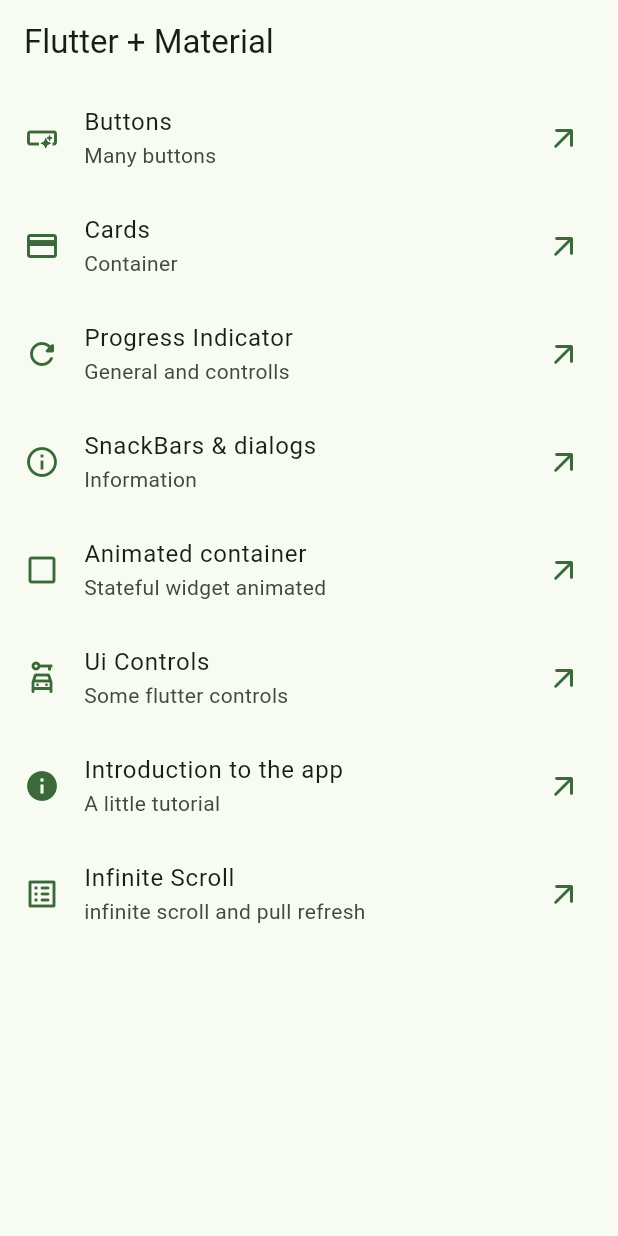
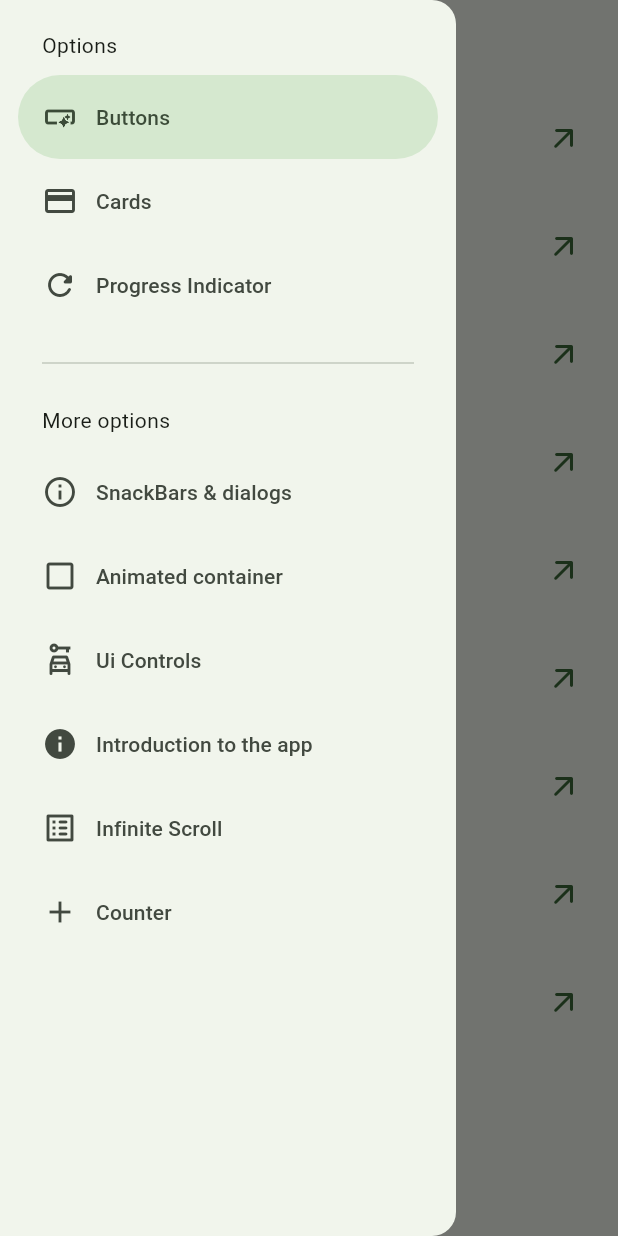
Before and after one commit to Fernando-uif/widgets-flutter, a Flutter app: the screen it shows after launch, with the side drawer open (before the commit the screen has no drawer), on a phone screen of 412 x 824 dp. Run offline on Flutter 3.47's test engine with Material 3 defaults, Android fonts, the phone set to English and light mode, and no system bars; our stand-ins replace animate_do, go_router.

Commit message:
add the counter riverpod

```diff
--- a/lib/config/menu/menu_items.dart
+++ b/lib/config/menu/menu_items.dart
@@ -54,4 +54,9 @@ const appMenuItems = <MenuItem>[
       subTitle: 'infinite scroll and pull refresh',
       link: '/infinite',
       icon: Icons.list_alt_rounded),
+  MenuItem(
+      title: 'Counter',
+      subTitle: 'Add a value',
+      link: '/counter',
+      icon: Icons.add),
 ];
--- a/lib/config/router/app_router.dart
+++ b/lib/config/router/app_router.dart
@@ -1,4 +1,5 @@
 import 'package:go_router/go_router.dart';
+import 'package:widgets_app/presentation/screens/counter/counter_screen.dart';
 import 'package:widgets_app/presentation/screens/screens.dart';
 
 // GoRouter configuration
@@ -50,5 +51,10 @@ final appRouter = GoRouter(
       name: InfiniteScroll.name,
       builder: (context, state) => const InfiniteScroll(),
     ),
+    GoRoute(
+      path: '/counter',
+      name: Counter.name,
+      builder: (context, state) =>  Counter(),
+    ),
   ],
 );
--- /dev/null
+++ b/lib/presentation/screens/counter/counter_screen.dart
@@ -0,0 +1,26 @@
+import 'package:flutter/material.dart';
+
+class Counter extends StatelessWidget {
+  static const name = 'counter_screen';
+
+  Counter({super.key});
+
+  final int counter = 0;
+
+  @override
+  Widget build(BuildContext context) {
+    return Scaffold(
+      appBar: AppBar(
+        title: const Text('Counter'),
+      ),
+      body: const Center(
+        child: Text(
+          'Valor: 10',
+          style:  TextStyle(fontSize: 22),
+        ),
+      ),
+      floatingActionButton: FloatingActionButton(
+          child: const Icon(Icons.add), onPressed: () => {}),
+    );
+  }
+}
--- a/lib/presentation/screens/home/home_screen.dart
+++ b/lib/presentation/screens/home/home_screen.dart
@@ -1,7 +1,8 @@
 import 'package:flutter/material.dart';
 import 'package:go_router/go_router.dart';
 import 'package:widgets_app/config/menu/menu_items.dart';
-import 'package:widgets_app/presentation/screens/cards/card_screen.dart';
+
+import 'package:widgets_app/presentation/widgets/side_menu.dart';
 
 class HomeScreen extends StatelessWidget {
   static const String name = 'home_screen';
@@ -10,11 +11,14 @@ class HomeScreen extends StatelessWidget {
 
   @override
   Widget build(BuildContext context) {
+    final scaffolKey = GlobalKey<ScaffoldState>();
     return Scaffold(
+      key: scaffolKey,
       appBar: AppBar(
         title: const Text('Flutter + Material'),
       ),
       body: const _HomeView(),
+      drawer: SideMenu(scaffolKey),
     );
   }
 }
--- a/lib/presentation/screens/screens.dart
+++ b/lib/presentation/screens/screens.dart
@@ -1,3 +1,4 @@
+export 'package:widgets_app/presentation/screens/counter/counter_screen.dart';
 
 export 'package:widgets_app/presentation/screens/animated/animated_screen.dart';
 export 'package:widgets_app/presentation/screens/app_tutorial/app_tutorial_screen.dart';
--- /dev/null
+++ b/lib/presentation/widgets/side_menu.dart
@@ -0,0 +1,54 @@
+import 'package:flutter/material.dart';
+import 'package:go_router/go_router.dart';
+import 'package:widgets_app/config/menu/menu_items.dart';
+
+class SideMenu extends StatefulWidget {
+  final GlobalKey<ScaffoldState> scaffoldKey;
+  const SideMenu(this.scaffoldKey);
+
+  @override
+  State<SideMenu> createState() => _SideMenuState();
+}
+
+class _SideMenuState extends State<SideMenu> {
+  int navDrawerIndex = 0;
+
+  @override
+  Widget build(BuildContext context) {
+    // Saber la distancia del top
+    final hasNotch = MediaQuery.of(context).viewPadding.top > 35;
+    // if (Platform.isAndroid) {
+    //   print('Andros $hasNotch');
+    // } else {
+    //   print('IOs $hasNotch');
+    // }
+    return NavigationDrawer(
+        selectedIndex: navDrawerIndex,
+        onDestinationSelected: (value) {
+          setState(() {
+            navDrawerIndex = value;
+          });
+          final menuItem = appMenuItems[value];
+          context.push(menuItem.link);
+          widget.scaffoldKey.currentState?.closeDrawer();
+        },
+        children: [
+          Padding(
+            padding: EdgeInsets.fromLTRB(28, hasNotch ? 10 : 20, 16, 10),
+            child: const Text('Options'),
+          ),
+          ...appMenuItems.sublist(0, 3).map((item) =>
+              NavigationDrawerDestination(
+                  icon: Icon(item.icon), label: Text(item.title))),
+          const Padding(
+            padding: EdgeInsets.fromLTRB(28, 16, 28, 10),
+            child: Divider(),
+          ),
+          const Padding(
+              padding: EdgeInsets.fromLTRB(28, 10, 16, 10),
+              child: Text('More options')),
+          ...appMenuItems.sublist(3).map((item) => NavigationDrawerDestination(
+              icon: Icon(item.icon), label: Text(item.title))),
+        ]);
+  }
+}
```
Also changed, not shown: pubspec.lock.
